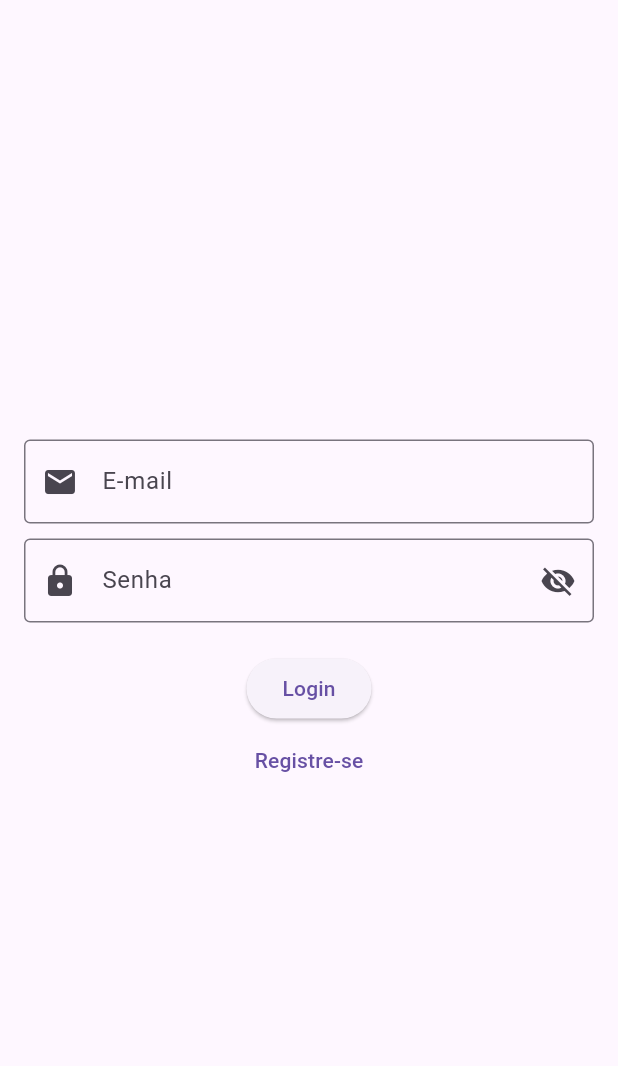
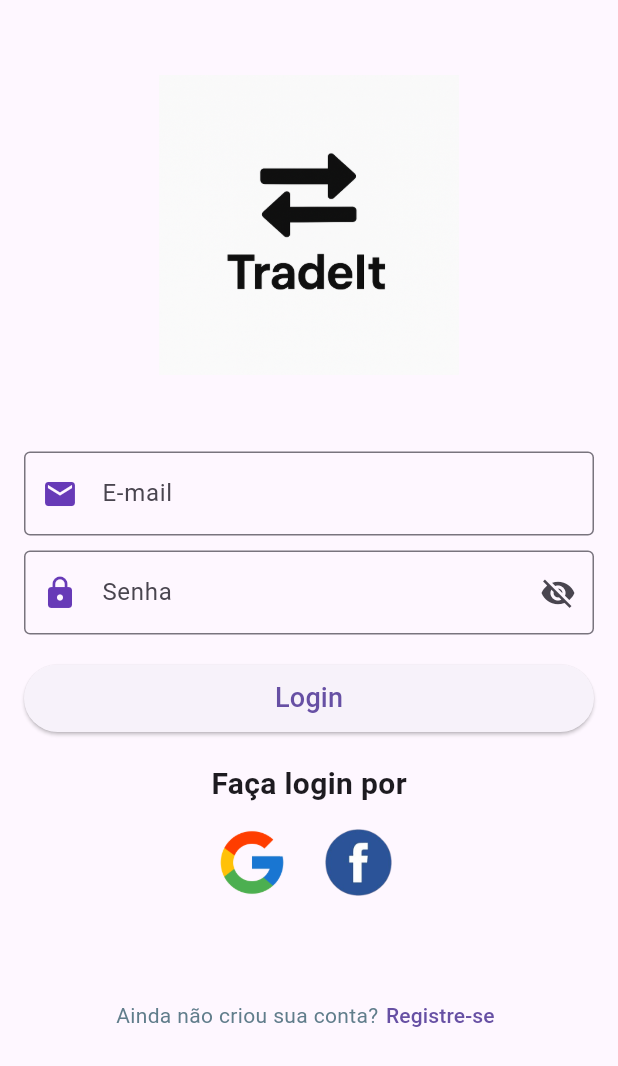
Before and after one commit to Jaum023/TradeIt, a Flutter app: the screen it shows after launch, on a phone screen of 412 x 824 dp. Shown: the top 1066 px of the screen. Run offline on Flutter 3.47's test engine with Material 3 defaults, Android fonts, the phone set to English and light mode, and no system bars.

Commit message:
login page styling

```diff
--- a/tradeit_app/lib/src/features/auth/presentation/pages/login_page.dart
+++ b/tradeit_app/lib/src/features/auth/presentation/pages/login_page.dart
@@ -1,3 +1,5 @@
+// ignore_for_file: prefer_const_constructors, prefer_const_literals_to_create_immutables
+
 import 'package:flutter/material.dart';
 import '../controllers/auth_controller.dart';
 import '../widgets/auth_text_field.dart';
@@ -22,7 +24,18 @@ class _LoginPageState extends State<LoginPage> {
   @override
   Widget build(BuildContext context) {
     return Scaffold(
-      body: Container(
+      body: Column(
+        children: [
+          SizedBox(height: 50),
+          SizedBox(
+            height: 200,
+            child: Image.asset(
+              'assets/images/logo.png',
+              fit: BoxFit.contain,
+            ),
+          ),
+          SizedBox(height: 35),
+          Container(
             margin: const EdgeInsets.all(16),
             child: Form(
               key: _formKey,
@@ -34,11 +47,11 @@ class _LoginPageState extends State<LoginPage> {
                     hint: "E-mail",
                     icon: Icons.email,
                     keyboardType: TextInputType.emailAddress,
-                validator: (value) {
-                  if (value == null || value.isEmpty) return 'Campo obrigatório';
-                  if (!value.contains('@')) return 'Email inválido';
-                  return null;
-                },
+                    //validator: (value) {   DESATIVANDO PARA FACILITAR OS TESTES
+                      //if (value == null || value.isEmpty) return 'Campo obrigatório';
+                      //if (!value.contains('@')) return 'Email inválido';
+                      //return null;
+                    //},
                   ),
                   const SizedBox(height: 10),
                   AuthTextField(
@@ -46,28 +59,61 @@ class _LoginPageState extends State<LoginPage> {
                     hint: "Senha",
                     icon: Icons.lock,
                     obscure: true,
-                validator: (value) {
-                  if (value == null || value.length < 6) return 'Senha muito curta';
-                  return null;
-                },
+                    //validator: (value) {   DESATIVANDO PARA FACILITAR OS TESTES
+                      //if (value == null || value.length < 6) return 'Senha muito curta';
+                      //return null;
+                    //},
                   ),
                   const SizedBox(height: 20),
-              ElevatedButton(
+                  SizedBox(
+                    height: 45,
+                    width: double.infinity,
+                    child: ElevatedButton(
                       onPressed: () {
                         if (_formKey.currentState!.validate()) {
                           Navigator.pushNamed(context, "/home");
                         }
                       },
-                child: const Text("Login"),
+                      child: const Text("Login", style: TextStyle(fontSize: 18),),
                     ),
+                  ),
+                  SizedBox(height: 20),
+                  Column(
+                    children: [
+                      Text('Faça login por', style: TextStyle(fontSize: 20, fontWeight: FontWeight.bold),),
+                      Row(
+                        mainAxisAlignment: MainAxisAlignment.center,
+                        children: [
+                          IconButton(onPressed: null, icon: SizedBox(height: 50,child: Image.asset('assets/images/google_logo.png'))),
+                          IconButton(onPressed: null, icon: SizedBox(height: 60,child: Image.asset('assets/images/facebook_logo.png')))
+                        ],
+                      ),
+                    ],
+                  ),
+                  SizedBox(height: 40,),
+                  Row(
+                    mainAxisSize: MainAxisSize.min,
+                    mainAxisAlignment: MainAxisAlignment.center,
+                    crossAxisAlignment: CrossAxisAlignment.center,
+                    children: [
+                      Text('Ainda não criou sua conta?', style: TextStyle(color: Colors.blueGrey)),
                       TextButton(
-                child: const Text("Registre-se"),
                         onPressed: () => Navigator.pushNamed(context, "/register"),
-              )
+                        style: TextButton.styleFrom(
+                          padding: EdgeInsets.all(5),
+                          minimumSize: Size(0, 0),
+
+                        ),
+                        child: Text("Registre-se"),
+                      ),
+                    ],
+                  ),
                 ],
               ),
             ),
           ),
+        ],
+      ),
     );
   }
 }
--- a/tradeit_app/lib/src/features/auth/presentation/widgets/auth_text_field.dart
+++ b/tradeit_app/lib/src/features/auth/presentation/widgets/auth_text_field.dart
@@ -40,7 +40,7 @@ class _AuthTextFieldState extends State<AuthTextField> {
       keyboardType: widget.keyboardType,
       validator: widget.validator,
       decoration: InputDecoration(
-        prefixIcon: Icon(widget.icon),
+        prefixIcon: Icon(widget.icon, color: Colors.deepPurple),
         suffixIcon: widget.obscure
             ? IconButton(
                 icon: Icon(
--- a/tradeit_app/lib/src/features/home/presentation/pages/listing_page.dart
+++ b/tradeit_app/lib/src/features/home/presentation/pages/listing_page.dart
@@ -32,9 +32,9 @@ class ListingPage extends StatelessWidget {
             child: ListTile(
               title: Text(anuncio['titulo']!),
               subtitle: Text(anuncio['descricao']!),
-              leading: Icon(Icons.swap_horiz, color: Colors.teal),
+              leading: Icon(Icons.swap_horiz, color: Colors.deepPurple),
               onTap: () {
-                // navegar para a tela de mais detalhes do item
+                Navigator.pushNamed(context, '/login');
               },
             ),
           );
--- a/tradeit_app/pubspec.yaml
+++ b/tradeit_app/pubspec.yaml
@@ -32,3 +32,8 @@ dev_dependencies:
 
 flutter:
   uses-material-design: true
+
+  assets:
+    - assets/images/logo.png
+    - assets/images/google_logo.png
+    - assets/images/facebook_logo.png
```
Also changed, not shown: tradeit_app/assets/images/facebook_logo.png (added), tradeit_app/assets/images/google_logo.png (added), tradeit_app/assets/images/logo.png (added), 1 other file. Lines whose indentation alone changed are shown as unchanged.
